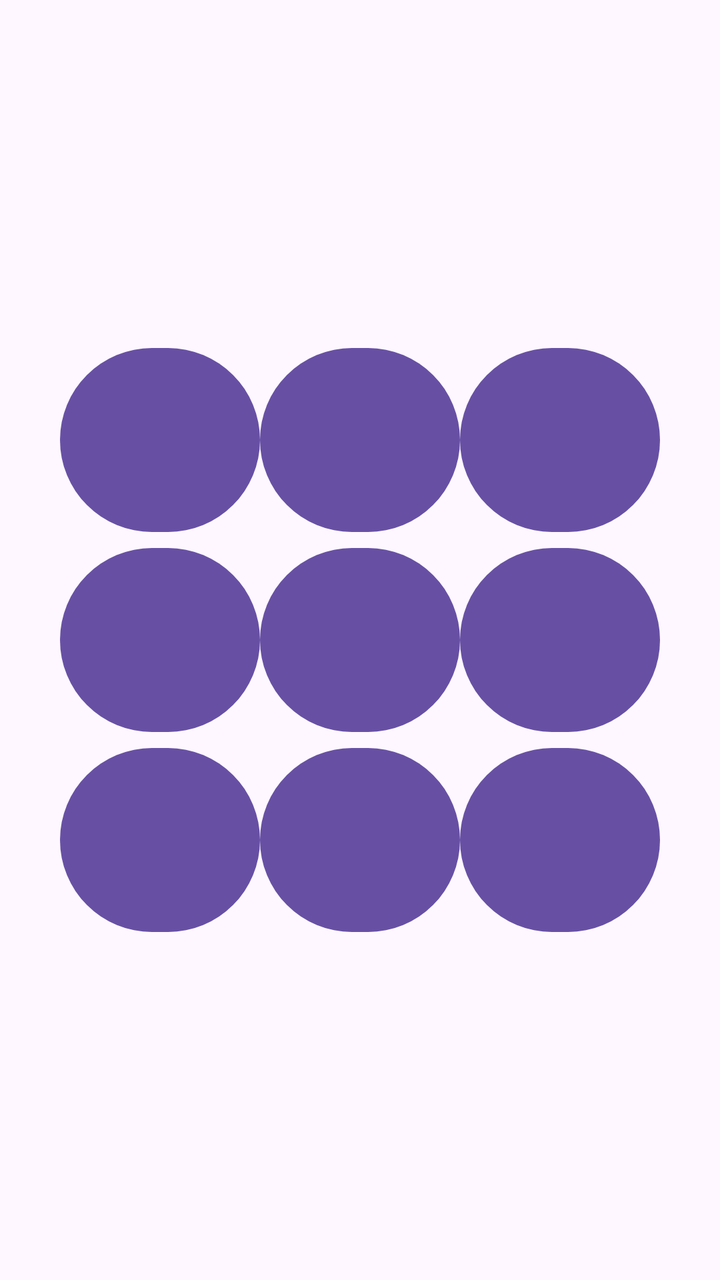
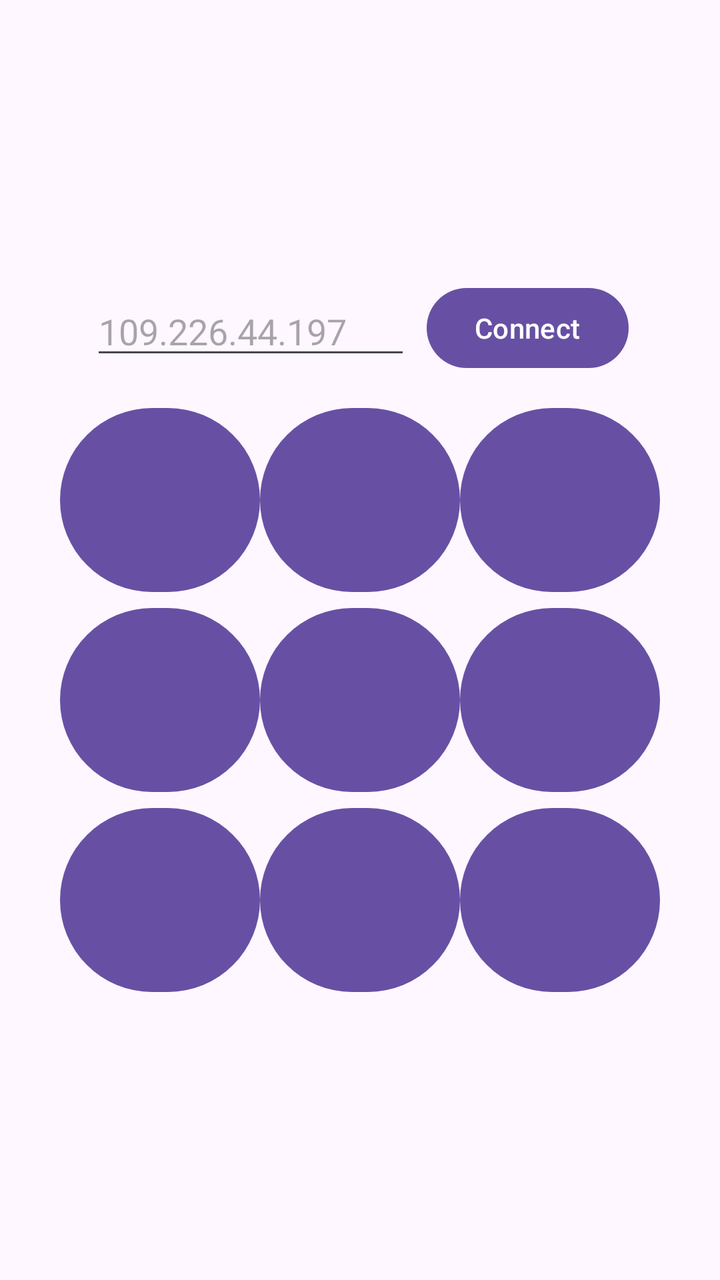

Compare the two renders of this Android layout. The source of the first and the diff that turns it into the second are given below.
<!-- AndroidManifest.xml: application theme Theme.MyActivity -->
<!-- res/layout/activity_main.xml -->
<?xml version="1.0" encoding="utf-8"?>
<LinearLayout xmlns:android="http://schemas.android.com/apk/res/android"
    android:layout_width="match_parent"
    android:layout_height="match_parent"
    android:orientation="vertical"
    android:gravity="center">

    <GridLayout
        android:layout_width="wrap_content"
        android:layout_height="wrap_content"
        android:columnCount="3"
        android:rowCount="3">

        <Button
            android:id="@+id/button00"
            android:layout_width="100dp"
            android:layout_height="100dp"
            android:tag="0,0"
            android:onClick="onCellClick"
            android:textSize="24sp" />

        <Button
            android:id="@+id/button01"
            android:layout_width="100dp"
            android:layout_height="100dp"
            android:tag="0,1"
            android:onClick="onCellClick"
            android:textSize="24sp" />

        <Button
            android:id="@+id/button02"
            android:layout_width="100dp"
            android:layout_height="100dp"
            android:tag="0,2"
            android:onClick="onCellClick"
            android:textSize="24sp" />

        <Button
            android:id="@+id/button10"
            android:layout_width="100dp"
            android:layout_height="100dp"
            android:tag="1,0"
            android:onClick="onCellClick"
            android:textSize="24sp" />

        <Button
            android:id="@+id/button11"
            android:layout_width="100dp"
            android:layout_height="100dp"
            android:tag="1,1"
            android:onClick="onCellClick"
            android:textSize="24sp" />

        <Button
            android:id="@+id/button12"
            android:layout_width="100dp"
            android:layout_height="100dp"
            android:tag="1,2"
            android:onClick="onCellClick"
            android:textSize="24sp" />

        <Button
            android:id="@+id/button20"
            android:layout_width="100dp"
            android:layout_height="100dp"
            android:tag="2,0"
            android:onClick="onCellClick"
            android:textSize="24sp" />

        <Button
            android:id="@+id/button21"
            android:layout_width="100dp"
            android:layout_height="100dp"
            android:tag="2,1"
            android:onClick="onCellClick"
            android:textSize="24sp" />

        <Button
            android:id="@+id/button22"
            android:layout_width="100dp"
            android:layout_height="100dp"
            android:tag="2,2"
            android:onClick="onCellClick"
            android:textSize="24sp" />

    </GridLayout>

</LinearLayout>
<!-- resources referenced by this layout -->
<resources>
  <style name="Theme.MyActivity" parent="Base.Theme.MyActivity" />
  <style name="Base.Theme.MyActivity" parent="Theme.Material3.DayNight.NoActionBar">
          
          
      </style>
</resources>

<!-- the commit's change to res/layout/activity_main.xml (unified diff, before → after) -->
@@ -4,6 +4,30 @@
     android:layout_height="match_parent"
     android:orientation="vertical"
     android:gravity="center">
+
+    <LinearLayout
+        android:layout_width="wrap_content"
+        android:layout_height="wrap_content"
+        android:orientation="horizontal"
+        android:gravity="center"
+        android:layout_marginBottom="12dp">
+
+        <EditText
+            android:id="@+id/editServerIP"
+            android:layout_width="160dp"
+            android:layout_height="wrap_content"
+            android:hint="109.226.44.197"
+            android:inputType="text"
+            android:importantForAutofill="no" />
+
+        <Button
+            android:id="@+id/buttonConnect"
+            android:layout_width="wrap_content"
+            android:layout_height="wrap_content"
+            android:layout_marginStart="8dp"
+            android:onClick="onConnectClick"
+            android:text="Connect" />
+    </LinearLayout>
 
     <GridLayout
         android:layout_width="wrap_content"
